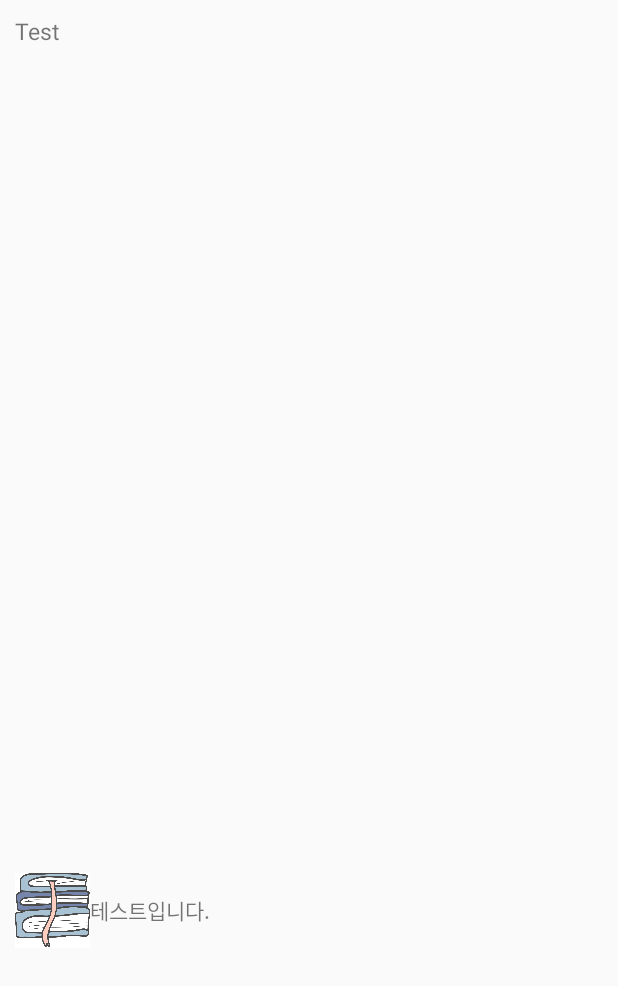
After one commit to kthink03/DOT, an Android app: the layout listview_item.xml on its own in the app's theme, with its tools: preview values and no code run, on a phone screen of 412 x 824 dp. The commit adds this screen. Shown: the top 986 px of the screen. Run offline under Robolectric (Android 15) with nearby library versions, the phone set to English and light mode, and no system bars.

Commit message:
DB save success/(next)listview modify

```diff
--- a/app/src/main/java/com/example/dataoftoday/InsertDB.java
+++ /dev/null
@@ -1,5 +0,0 @@
-package com.example.dataoftoday;
-
-public interface InsertDB {
-    public void insert(String sDate,String sCategory, String sWhat, String table);
-}
--- /dev/null
+++ b/app/src/main/res/layout/listview_item.xml
@@ -0,0 +1,55 @@
+<?xml version="1.0" encoding="utf-8"?>
+<LinearLayout
+    xmlns:android="http://schemas.android.com/apk/res/android" android:layout_width="match_parent"
+    android:layout_height="match_parent">
+
+    <LinearLayout
+        android:layout_width="match_parent"
+        android:layout_height="match_parent"
+        android:orientation="vertical"
+        android:paddingLeft="10dp"
+        android:paddingTop="10dp"
+        android:paddingRight="10dp"
+        android:paddingBottom="10dp">
+        <LinearLayout
+            android:layout_width="match_parent"
+            android:layout_height="25dp"
+            android:layout_gravity="left"
+            android:layout_weight="1"
+            android:orientation="vertical"
+            android:paddingLeft="0dp">
+            <TextView
+                android:id="@+id/listview_textTitle"
+                android:layout_width="match_parent"
+                android:layout_height="50dp"
+                android:text="Test"
+                android:textSize="15dp">
+            </TextView>
+        </LinearLayout>
+        <LinearLayout
+            android:layout_width="match_parent"
+            android:layout_height="50dp"
+            android:gravity="top"
+            android:layout_weight="1"
+            android:orientation="horizontal">
+            <LinearLayout
+                android:id="@+id/listview_shapeLayout"
+                android:layout_width="0dp"
+                android:layout_height="wrap_content"
+                android:layout_weight="0.5">
+                <ImageView
+                    android:id="@+id/listview_icon"
+                    android:layout_width="50dp"
+                    android:layout_height="wrap_content"
+                    android:src="@drawable/icon_book"/>
+                <TextView
+                    android:id="@+id/listview_text"
+                    android:layout_width="wrap_content"
+                    android:layout_height="match_parent"
+                    android:gravity="center"
+                    android:text="테스트입니다."/>
+            </LinearLayout>
+
+        </LinearLayout>
+    </LinearLayout>
+</LinearLayout>
--- a/app/src/main/res/layout/popup.xml
+++ b/app/src/main/res/layout/popup.xml
@@ -15,7 +15,7 @@
         <TextView
             android:layout_width="match_parent"
             android:layout_height="match_parent"
-            android:text="오늘의 데이터를 입력해주세요."
+            android:text="오늘의 데이터는 무엇인가요?"
             android:fontFamily="@font/nanumsquare_acr"
             android:textSize="19sp"
             android:gravity="center">
@@ -57,6 +57,8 @@
         android:layout_marginLeft="10dp"
         android:layout_marginRight="10dp"
         android:layout_marginBottom="20dp"
+        android:gravity="top"
+        android:hint="데이터를 입력해주세요."
        >
 
     </EditText>
```
Also changed, not shown: app/src/main/java/com/example/dataoftoday/Calendar.java (+88 -10 lines), app/src/main/java/com/example/dataoftoday/DatabaseManager.java (+57 -9 lines), app/src/main/java/com/example/dataoftoday/DialogFragment.java (+66 -6 lines), app/src/main/java/com/example/dataoftoday/ListViewAdapter.java (added, +77 -0 lines), app/src/main/java/com/example/dataoftoday/ListViewItem.java (added, +27 -0 lines), app/src/main/java/com/example/dataoftoday/MainActivity.java (+6 -11 lines), app/src/main/java/com/example/dataoftoday/Record.java (+9 -3 lines), app/src/main/res/layout/calendar.xml (+4 -5 lines).
